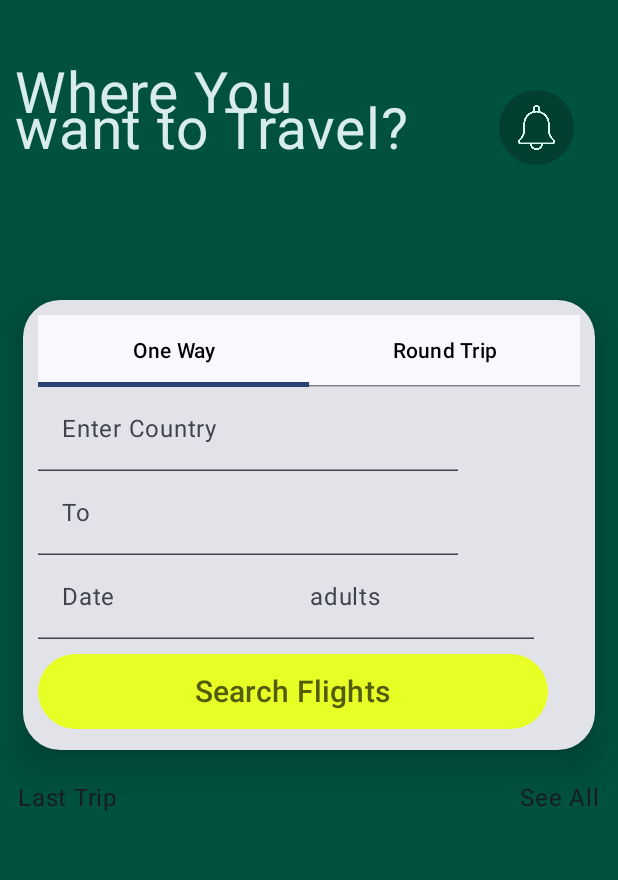
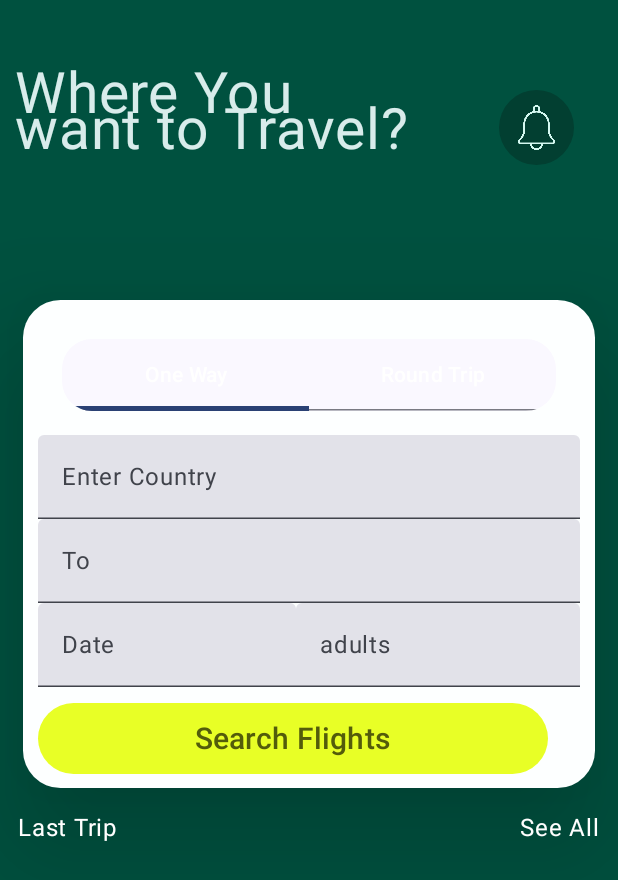
Before and after one commit to talhashakeel8981/FlightBookingApp, an Android app built with Jetpack Compose: the composable FlightSearch shown on its own in the app's theme, on a phone screen of 412 x 824 dp. Shown: the top 880 px of the screen. Run offline under Robolectric (Android 15) with nearby library versions, the light colour scheme and no system bars; 1 statement that could not run was skipped.

Commit message:
second screen incomplete

```diff
--- a/app/src/main/java/com/example/flightbookingapp/ui/Screens/FlightSearch.kt
+++ b/app/src/main/java/com/example/flightbookingapp/ui/Screens/FlightSearch.kt
@@ -28,6 +28,7 @@
 import androidx.compose.material3.TabRow
 import androidx.compose.material3.Text
 import androidx.compose.material3.TextField
+import androidx.compose.material3.TextFieldDefaults
 import androidx.compose.runtime.Composable
 import androidx.compose.runtime.mutableStateOf
 import androidx.compose.runtime.remember
@@ -97,21 +98,35 @@
                 .padding(top = 200.dp)
                 .padding(start = 15.dp, end = 15.dp)
                 .fillMaxWidth()
-                .height(300.dp)
+                .height(325.dp)
+
             ,
 
             shape = RoundedCornerShape(25.dp),
-            elevation = CardDefaults.cardElevation(16.dp)
+            colors = CardDefaults.cardColors(
+                containerColor = Color(0xFFFDFFFF) // Light white-blue
+                // or simply Color.White
+            ),
+            elevation = CardDefaults.cardElevation(50.dp)
         ) {
             Column (
                 modifier = Modifier
                     .fillMaxSize()
                     .padding(10.dp)
-            ){
+                    .fillMaxWidth()
+
+
+
+                ) {
                 // 🔁 Tab Row for One Way / Round Trip
                 TabRow(
+                    modifier = Modifier
+                        .padding(16.dp)
+                        .clip(RoundedCornerShape(20.dp)) // Makes the full TabRow rounded
+                        .background(Color(255,255,255)), // Background of the full TabRow
+//                    rgb(255,255,255)
                     selectedTabIndex = selectedTabIndex.value,
-                    contentColor = Color.Black
+                    contentColor = Color.White,
                 ) {
                     tabTitles.forEachIndexed { index, title ->
                         Tab(
@@ -124,14 +139,19 @@
 
 
                 TextField(
-
+modifier = Modifier
+    .fillMaxWidth(),
                     value = departure.value,
                     onValueChange = {departure.value=(it)},
                     label = { Text(text = "Enter Country") }
 
 
                 )
-                TextField(value = arrival.value,
+                TextField(
+                    modifier = Modifier
+                        .fillMaxWidth(),
+
+                    value = arrival.value,
                     onValueChange = {arrival.value=(it)},
                     label = { Text(text = "To") }
 
@@ -144,14 +164,16 @@
                     TextField(
 
                         modifier = Modifier
-                            .width(165.dp),
+//                            .fillMaxWidth()
+                            .width(172.dp),
+
                         value = date.value,
                         onValueChange = {date.value=(it)},
                         label = { Text(text = "Date") }
                     )
                     TextField(
                         modifier = Modifier
-                            .width(165.dp),
+                            .width(1712.dp),
 
 
                         value = persons.value,
@@ -183,18 +205,22 @@
 
 
         Row(
+
+
             modifier = Modifier
-                .padding(start = 12.dp, end = 12.dp, top = 520.dp)
+                .padding(start = 12.dp, end = 12.dp, top = 540.dp)
                 .fillMaxWidth() // Important: makes the row expand full width
         ) {
             Text(
-                text = "Last Trip"
+                text = "Last Trip",
+                color=Color.White
             )
 
             Spacer(modifier = Modifier.weight(1f)) // Pushes "See All" to the end
 
             Text(
-                text = "See All"
+                text = "See All",
+                color=Color.White
             )
         }
 
```
